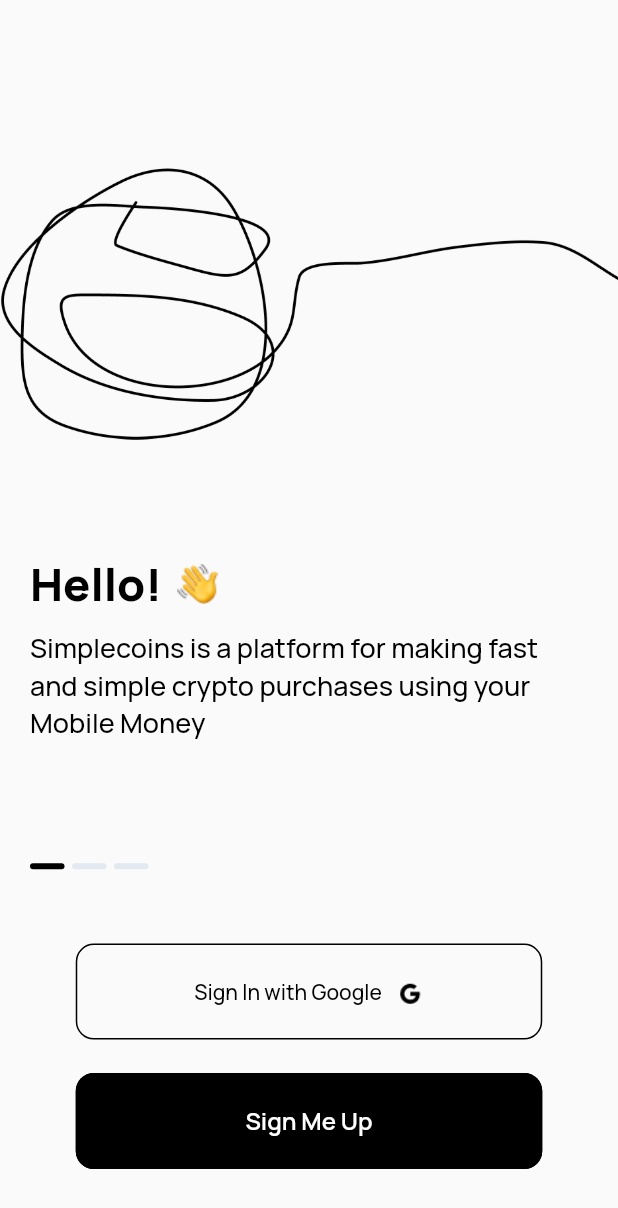
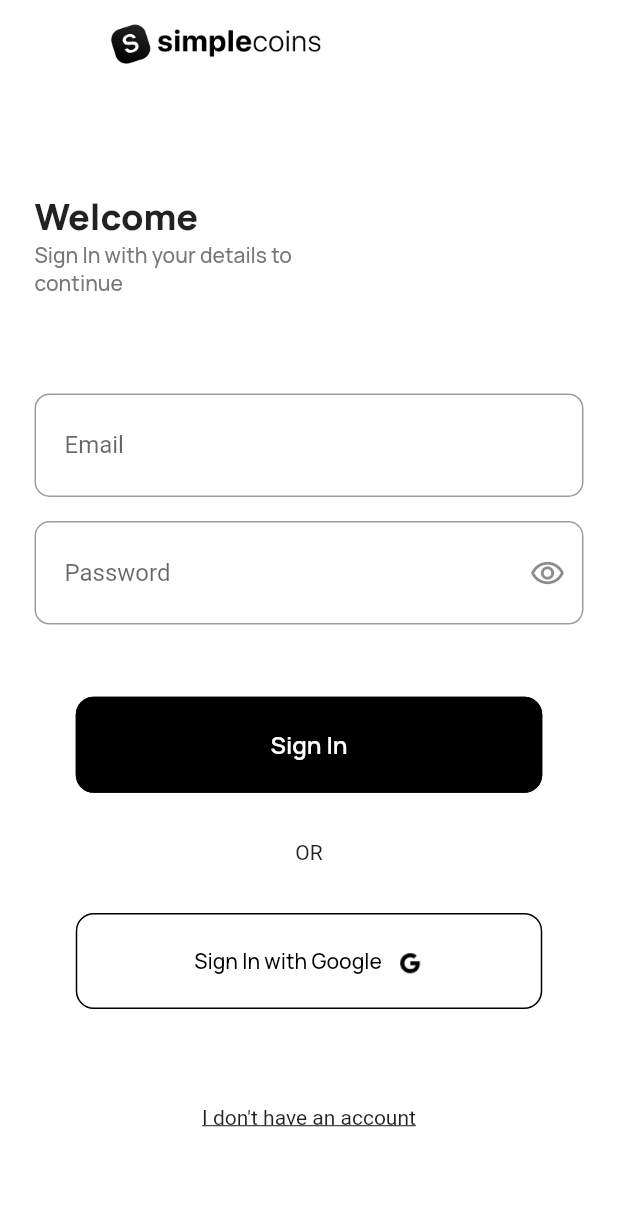
Before and after one commit to simplecoins/simplecoins_mobile_front, a Flutter app: the screen it shows after launch, on a phone screen of 412 x 824 dp. Shown: the top 1208 px of the screen. Run offline on Flutter 3.47's test engine with Material 2 defaults, Android fonts, the phone set to English and light mode, and no system bars.

Commit message:
sign in page constructed

```diff
--- a/lib/main.dart
+++ b/lib/main.dart
@@ -2,16 +2,18 @@
 
 import 'package:flutter/material.dart';
 import 'package:simplecoins_0/screens/onboarding/onboarding.dart';
+import 'package:simplecoins_0/screens/signin/signin.dart';
 import 'package:simplecoins_0/screens/splash.dart';
 import 'package:simplecoins_0/screens/wrapper.dart';
 
 void main() {
   runApp(MaterialApp(
-    initialRoute: '/onboarding',
+    initialRoute: '/signin',
     routes: {
       '/': (context) => Wrapper(),
       '/splash': (context) => Splash(),
       '/onboarding': (context) => Onboarding(),
+      '/signin': (context) => SignIn()
     }
   ));
 }
--- a/lib/screens/signin/signin.dart
+++ b/lib/screens/signin/signin.dart
@@ -0,0 +1,132 @@
+import 'package:flutter/material.dart';
+import 'package:simplecoins_0/components/button.dart';
+import 'package:simplecoins_0/components/googlebutton.dart';
+
+class SignIn extends StatefulWidget {
+  @override
+  _SignInState createState() => _SignInState();
+}
+
+class _SignInState extends State<SignIn> {
+  bool _isHidden = true;
+  String _password;
+
+  void _toggle() {
+    setState(() {
+      _isHidden = !_isHidden;
+    });
+  }
+
+  @override
+  Widget build(BuildContext context) {
+    return Scaffold(
+      backgroundColor: Colors.white,
+      appBar: AppBar(
+        backgroundColor: Colors.white,
+        elevation: 0.0,
+        title: Image.asset(
+          'assets/Splashscreen/SimplecoinsLogo.png',
+          width: 143.0,
+        ),
+      ),
+      body: Padding(
+        padding: EdgeInsets.all(23.0),
+        child: Column(
+          //crossAxisAlignment: CrossAxisAlignment.start,
+          children: <Widget>[
+            Spacer(
+              flex: 3,
+            ),
+            Row(
+              crossAxisAlignment: CrossAxisAlignment.start,
+              children: [
+                Text(
+                  'Welcome',
+                  style: TextStyle(
+                    fontFamily: "Manrope",
+                    fontSize: 24,
+                    fontWeight: FontWeight.w800
+                  ),
+                  ),
+              ],
+            ),
+            Row(
+              crossAxisAlignment: CrossAxisAlignment.start,
+              children: [
+                Text(
+                  'Sign In with your details to \ncontinue',
+                  textAlign: TextAlign.left,
+                  style: TextStyle(
+                    color: Color(0xFF787879),
+                    fontFamily: "Manrope",
+                    fontSize: 14,
+                    fontWeight: FontWeight.w500
+                  ),
+                  ),
+              ],
+            ),
+            Spacer(
+              flex: 4,
+            ),
+            TextField(
+              autofocus: false,
+              keyboardType: TextInputType.emailAddress,
+              decoration: InputDecoration(
+                  hintText: 'Email',
+                  contentPadding: EdgeInsets.fromLTRB(20, 25, 20, 25),
+                  border: OutlineInputBorder(
+                      borderRadius: BorderRadius.circular(10.0))),
+            ),
+            Spacer(),
+            TextFormField(
+              onSaved: (val) => _password = val,
+              autofocus: false,
+              keyboardType: TextInputType.visiblePassword,
+              obscureText: _isHidden,
+              decoration: InputDecoration(
+                focusColor: Colors.black,
+                  suffixIcon: GestureDetector(
+                    onTap: _toggle,
+                    child: Icon(
+                      Icons.remove_red_eye_outlined,
+                      //color: Colors.black,
+                    ),
+                  ),
+                  hintText: 'Password',
+                  contentPadding: EdgeInsets.fromLTRB(20, 25, 20, 25),
+                  border: OutlineInputBorder(
+                      borderRadius: BorderRadius.circular(10.0))),
+            ),
+            Spacer(
+              flex: 3,
+            ),
+            DefaultButton(
+              text: 'Sign In',
+            ),
+            Spacer(
+              flex: 2,
+            ),
+            Text('OR'),
+            Spacer(
+              flex: 2,
+            ),
+            GoogleButton(),
+            Spacer(
+              flex: 4,
+            ),
+            GestureDetector(
+              onTap: () {},
+              child: Text(
+                "I don't have an account",
+                style: TextStyle(decoration: TextDecoration.underline),
+              ),
+            ),
+            Spacer(
+              flex: 3,
+            )
+          ],
+        ),
+      ),
+    );
+  }
+}
```
Also changed, not shown: 10 other files.
